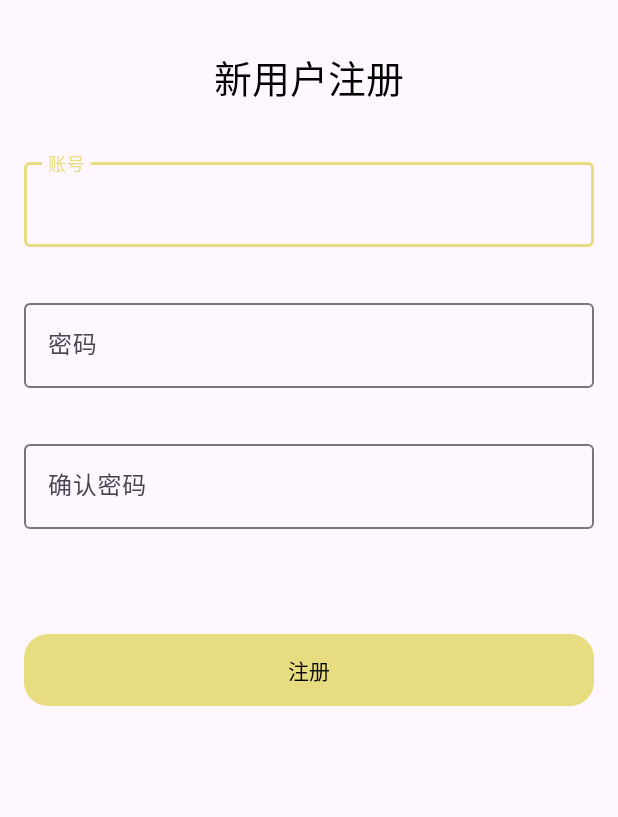
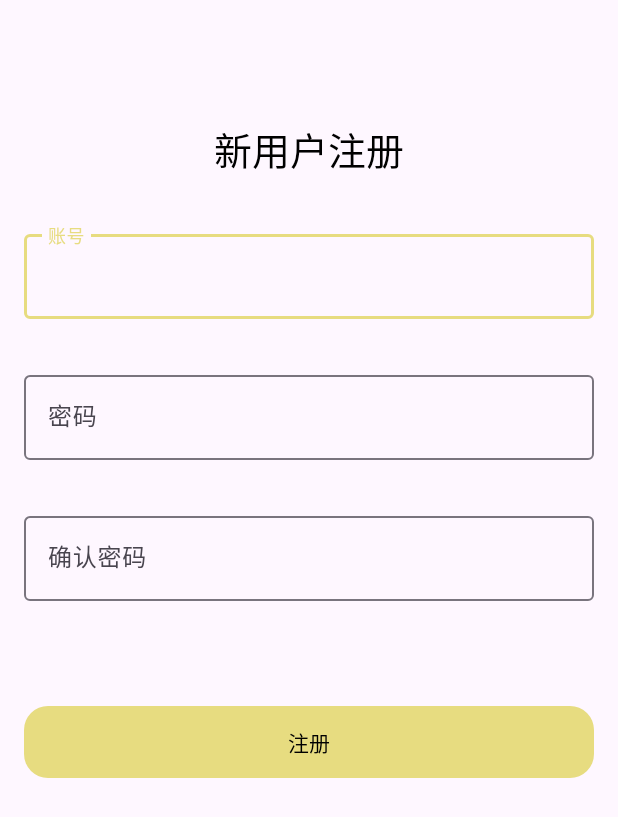
Before and after one commit to yesterdaylz/to-do-APP, an Android app: the RegisterActivity screen opened directly, with no data from a screen before it, on a phone screen of 412 x 824 dp. Shown: the top 817 px of the screen. Run offline under Robolectric (Android 15) with nearby library versions, the phone set to English and light mode, and no system bars; our stand-ins replace Room's generated code.

Commit message:
refactor: 强迫症，答应我这是最后一次了

```diff
--- a/app/src/main/res/layout/activity_register.xml
+++ b/app/src/main/res/layout/activity_register.xml
@@ -14,7 +14,7 @@
         android:text="@string/register_title"
         android:textSize="25sp"
         android:gravity="center"
-        android:layout_marginTop="32dp"
+        android:layout_marginTop="80dp"
         app:layout_constraintTop_toTopOf="parent"
         app:layout_constraintBottom_toTopOf="@id/til_username"
         app:layout_constraintStart_toStartOf="parent"
```
